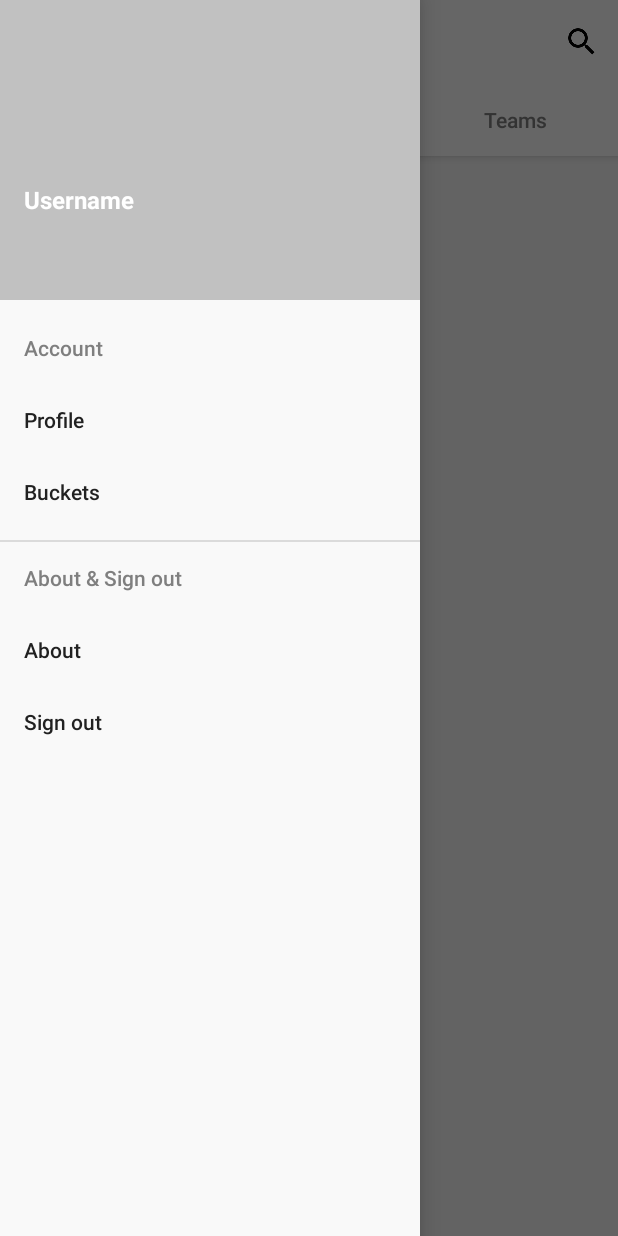
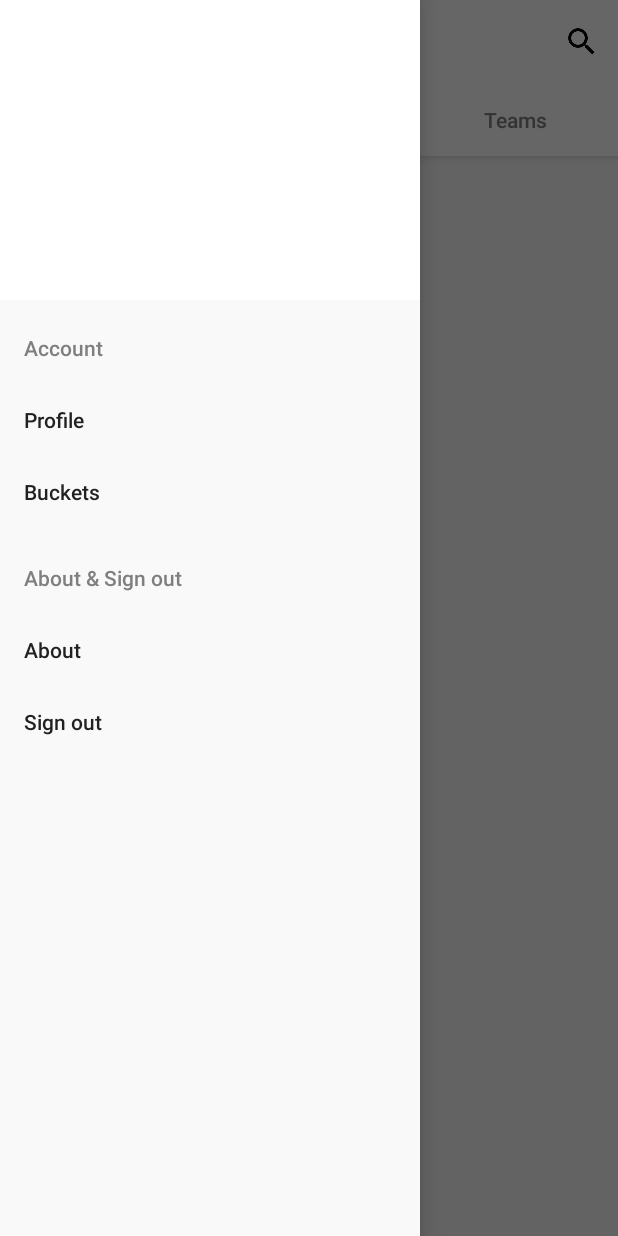
Before and after one commit to V1sk/Evolution, an Android app: the MainActivity screen opened directly, with no data from a screen before it, with the side drawer open, on a phone screen of 412 x 824 dp. Run offline under Robolectric (Android 15) with nearby library versions, the phone set to English and light mode, and no system bars; our stand-ins replace ButterKnife, CircleImageView; libraries missing offline, so code that uses them is left out: jp.wasabeef.glide, rx.android.schedulers, rx.functions, rx.schedulers, rx.subscriptions; pictures from the network do not load; 7 statements that could not run were skipped.

Commit message:
fix theme colors

```diff
--- a/app/src/main/java/com/cjw/evolution/ui/shotsdetail/ShotsDetailActivity.java
+++ b/app/src/main/java/com/cjw/evolution/ui/shotsdetail/ShotsDetailActivity.java
@@ -58,7 +58,7 @@ public class ShotsDetailActivity extends BaseActivity {
         final int[] imageSize = shots.bestSize();
         Glide.with(this)
                 .load(shots.getBestImage())
-                .placeholder(R.color.text_summary_color)
+                .placeholder(R.color.textColorSecondary)
                 .diskCacheStrategy(DiskCacheStrategy.SOURCE)
                 .crossFade()
                 .override(imageSize[0], imageSize[1])
--- a/app/src/main/res/layout/fragment_shots.xml
+++ b/app/src/main/res/layout/fragment_shots.xml
@@ -23,7 +23,7 @@
         android:layout_width="wrap_content"
         android:layout_height="wrap_content"
         android:layout_gravity="center"
-        android:textColor="@color/text_summary_color"
+        android:textColor="@color/textColorPrimary"
         android:text="@string/empty_view"
         android:visibility="gone"
         tools:visibility="visible" />
--- a/app/src/main/res/layout/layout_no_comment.xml
+++ b/app/src/main/res/layout/layout_no_comment.xml
@@ -12,7 +12,7 @@
         android:padding="16dp"
         android:visibility="gone"
         android:text="@string/no_comment"
-        android:textColor="@color/text_summary_color" />
+        android:textColor="@color/textColorPrimary" />
 
     <ProgressBar
         android:id="@+id/loading_comment"
--- /dev/null
+++ b/app/src/main/res/values-v23/colors.xml
@@ -0,0 +1,6 @@
+<?xml version="1.0" encoding="utf-8"?>
+<resources>
+
+    <color name="colorPrimaryDark">#FFFFFF</color>
+
+</resources>
--- a/app/src/main/res/values/colors.xml
+++ b/app/src/main/res/values/colors.xml
@@ -1,20 +1,13 @@
 <?xml version="1.0" encoding="utf-8"?>
 <resources>
-    <color name="colorPrimary">#EA4C89</color>
-    <color name="colorPrimaryDark">#EA4C89</color>
-    <color name="colorAccent">#FF4081</color>
+    <color name="colorPrimary">#FFFFFF</color>
+    <color name="colorPrimaryDark">#C1C1C1</color>
+    <color name="colorAccent">#212121</color>
 
-    <color name="ff.theme.white.statusBar">#FFFFFF</color>
-    <color name="ff.theme.white.colorPrimary">#FFFFFF</color>
-    <color name="ff.theme.white.colorPrimaryDark">#C1C1C1</color>
-    <color name="ff.theme.white.colorAccent">#212121</color>
-    <color name="ff.theme.white.textColorPrimary">#212121</color>
-    <color name="ff.theme.white.textColorSecondary">#7F7F7F</color>
-    <color name="ff.theme.white.characterView.textColor">#CCCCCC</color>
-    <color name="ff.theme.white.characterView.BackgroundColor">#EEEEEE</color>
-    <color name="ff.background">#F9F9F9</color>
+    <color name="statusBar">#FFFFFF</color>
+    <color name="textColorPrimary">#212121</color>
+    <color name="textColorSecondary">#7F7F7F</color>
+    <color name="background">#F9F9F9</color>
     <color name="white">#ffffff</color>
-    <color name="text_summary_color">#979797</color>
-    <color name="text_main_color">#333333</color>
     <color name="alpha_black">#5000</color>
 </resources>
--- a/app/src/main/res/values/styles.xml
+++ b/app/src/main/res/values/styles.xml
@@ -1,23 +1,23 @@
-<resources>
+<resources xmlns:tools="http://schemas.android.com/tools">
 
     <!-- Base application theme. -->
-    <style name="AppTheme" parent="Theme.AppCompat.Light.NoActionBar">
+    <style name="AppTheme" parent="Theme.AppCompat.NoActionBar">
         <!-- Customize your theme here. -->
-        <item name="colorPrimary">@color/ff.theme.white.colorPrimary</item>
-        <item name="colorPrimaryDark">@color/ff.theme.white.colorPrimaryDark</item>
-        <item name="colorAccent">@color/ff.theme.white.colorAccent</item>
+        <item name="colorPrimary">@color/colorPrimary</item>
+        <item name="colorPrimaryDark">@color/colorPrimaryDark</item>
+        <item name="colorAccent">@color/colorAccent</item>
 
-        <item name="android:windowBackground">@color/ff.background</item>
-
-        <item name="android:textColorPrimary">@color/ff.theme.white.textColorPrimary</item>
-        <item name="android:textColorSecondary">@color/ff.theme.white.textColorSecondary</item>
+        <item name="android:windowBackground">@color/background</item>
+        <item name="android:windowLightStatusBar" tools:targetApi="m">true</item>
+        <item name="android:textColorPrimary">@color/textColorPrimary</item>
+        <item name="android:textColorSecondary">@color/textColorSecondary</item>
     </style>
 
     <style name="FFStyle.MainTab" parent="Widget.Design.TabLayout">
         <item name="tabIndicatorColor">?attr/colorAccent</item>
-        <item name="tabIndicatorHeight">@dimen/ff.main.tab.indicator.height</item>
-        <item name="tabPaddingStart">@dimen/ff.padding.normal</item>
-        <item name="tabPaddingEnd">@dimen/ff.padding.normal</item>
+        <item name="tabIndicatorHeight">@dimen/tab.indicator.height</item>
+        <item name="tabPaddingStart">@dimen/padding.normal</item>
+        <item name="tabPaddingEnd">@dimen/padding.normal</item>
         <item name="tabBackground">?attr/selectableItemBackground</item>
         <item name="tabTextAppearance">@style/FFTextAppearance.MainTab</item>
         <item name="tabSelectedTextColor">?android:textColorPrimary</item>
@@ -33,6 +33,6 @@
         <item name="android:textColor">@android:color/transparent</item>
     </style>
 
-    <dimen name="ff.main.tab.indicator.height">2dp</dimen>
-    <dimen name="ff.padding.normal">8dp</dimen>
+    <dimen name="tab.indicator.height">2dp</dimen>
+    <dimen name="padding.normal">8dp</dimen>
 </resources>
```
Also changed, not shown: app/src/main/java/com/cjw/evolution/ui/shots/ShotsItemView.java (+17 -16 lines), app/src/main/res/layout/item_shots_layout.xml (+5 -6 lines), app/src/main/res/layout/layout_item_comment.xml (+4 -4 lines), app/src/main/res/layout/shots_detail_layout.xml (+6 -6 lines).
